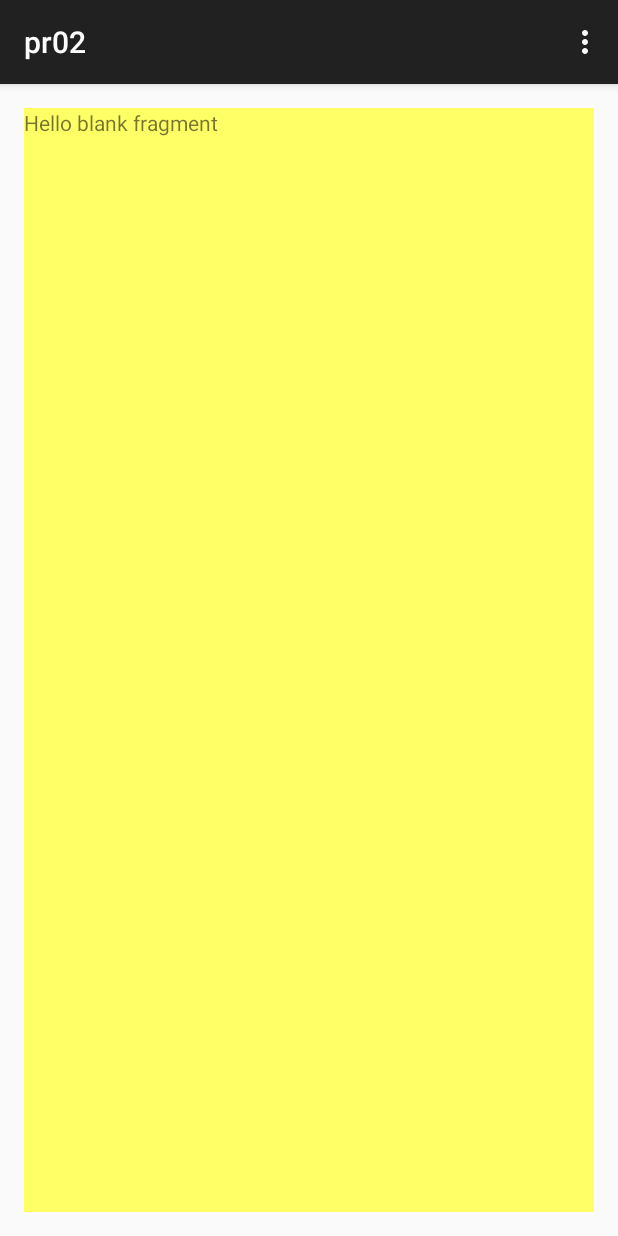
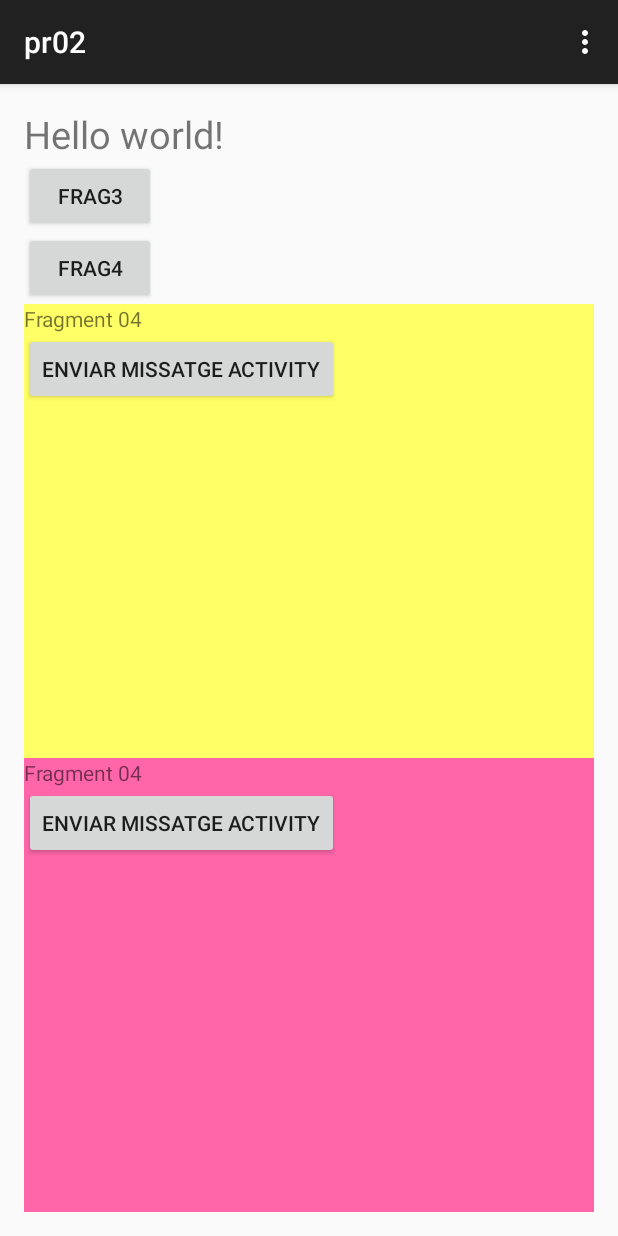
Before and after one commit to Kaoos/TestClase-Fragments, an Android app: the screen it shows after launch (MainActivity), in the options menu, after a tap on "Cambiar Fragment", on a phone screen of 412 x 824 dp. Run offline under Robolectric (Android 15) with nearby library versions, the phone set to English and light mode, and no system bars.

```diff
--- a/app/src/main/java/com/example/ruben/pr02/MainActivity.java
+++ b/app/src/main/java/com/example/ruben/pr02/MainActivity.java
@@ -23,8 +23,13 @@ public class MainActivity extends ActionBarActivity {
         // esto permite manipular los fragments
 
         getFragmentManager()
+                .beginTransaction()
+                .add(R.id.container03, new Frag3())
+                .commit();
+
+        getFragmentManager()
         .beginTransaction()
-        .add(R.id.container01, new Frag4())
+        .add(R.id.container04, new Frag4())
         .commit();
 
     }
@@ -49,19 +54,6 @@ public class MainActivity extends ActionBarActivity {
         if (id == R.id.action_settings) {
 
 
-               if (showing_frag4) //miramos el estado de la boleana para abrir el fragment adecuado
-                   getFragmentManager()
-                           .beginTransaction()
-                           .replace(R.id.container01, new Frag3())
-                           .commit();
-                   else
-                   getFragmentManager()
-                           .beginTransaction()
-                           .replace(R.id.container01, new Frag4())
-                           .commit();
-
-                showing_frag4 = !showing_frag4; //cambiamos el valor de la variable
-
             return true;
         }
 
--- a/app/src/main/res/layout/activity_main.xml
+++ b/app/src/main/res/layout/activity_main.xml
@@ -1,18 +1,43 @@
-<RelativeLayout xmlns:android="http://schemas.android.com/apk/res/android"
+<LinearLayout xmlns:android="http://schemas.android.com/apk/res/android"
     xmlns:tools="http://schemas.android.com/tools" android:layout_width="match_parent"
     android:layout_height="match_parent" android:paddingLeft="@dimen/activity_horizontal_margin"
     android:paddingRight="@dimen/activity_horizontal_margin"
     android:paddingTop="@dimen/activity_vertical_margin"
-    android:paddingBottom="@dimen/activity_vertical_margin" tools:context=".MainActivity">
+    android:paddingBottom="@dimen/activity_vertical_margin" tools:context=".MainActivity"
+    android:orientation="vertical">
 
     <TextView android:text="@string/hello_world" android:layout_width="wrap_content"
         android:layout_height="wrap_content"
-        android:id="@+id/textView" />
+        android:id="@+id/textView"
+        android:textSize="25dp" />
 
-   <RelativeLayout
-       android:layout_width="match_parent"
-       android:layout_height="match_parent"
-       android:id="@+id/container01" >
-   </RelativeLayout>
+    <Button
+        android:layout_width="wrap_content"
+        android:layout_height="wrap_content"
+        android:text="@string/buttonView3"
+        android:id="@+id/buttonView3"
+        />
 
-</RelativeLayout>
+    <Button
+        android:layout_width="wrap_content"
+        android:layout_height="wrap_content"
+        android:text="@string/buttonView4"
+        android:id="@+id/buttonView4"
+        />
+
+    <RelativeLayout
+        android:layout_width="match_parent"
+        android:layout_height="match_parent"
+        android:id="@+id/container03"
+        android:layout_weight="0.5">
+
+    </RelativeLayout>
+    <RelativeLayout
+        android:layout_width="match_parent"
+        android:layout_height="match_parent"
+        android:id="@+id/container04"
+        android:layout_weight="0.5">
+    </RelativeLayout>
+
+
+</LinearLayout>
--- a/app/src/main/res/layout/fragment_frag3.xml
+++ b/app/src/main/res/layout/fragment_frag3.xml
@@ -1,10 +1,18 @@
-<FrameLayout xmlns:android="http://schemas.android.com/apk/res/android"
+<LinearLayout xmlns:android="http://schemas.android.com/apk/res/android"
     xmlns:tools="http://schemas.android.com/tools" android:layout_width="match_parent"
     android:layout_height="match_parent" tools:context="com.example.ruben.pr02.Frag3"
-    android:background="#ffff66">
+    android:background="#ffff66" android:orientation="vertical">
 
-    <!-- TODO: Update blank fragment layout -->
-    <TextView android:layout_width="match_parent" android:layout_height="match_parent"
-        android:text="@string/hello_blank_fragment" />
 
-</FrameLayout>
+    <TextView android:text="@string/frag04" android:layout_width="wrap_content"
+        android:layout_height="wrap_content"
+        android:id="@+id/textFrag3" />
+
+    <Button
+        android:layout_width="wrap_content"
+        android:layout_height="wrap_content"
+        android:text="@string/buttonTextFrag"
+        android:id="@+id/buttonFrag3"
+       />
+
+</LinearLayout>
--- a/app/src/main/res/layout/fragment_frag4.xml
+++ b/app/src/main/res/layout/fragment_frag4.xml
@@ -1,10 +1,18 @@
-<FrameLayout xmlns:android="http://schemas.android.com/apk/res/android"
+<LinearLayout xmlns:android="http://schemas.android.com/apk/res/android"
     xmlns:tools="http://schemas.android.com/tools" android:layout_width="match_parent"
     android:layout_height="match_parent" tools:context="com.example.ruben.pr02.Frag4"
-    android:background="#ff66aa">
+    android:background="#ff66aa" android:orientation="vertical">
 
-    <!-- TODO: Update blank fragment layout -->
-    <TextView android:layout_width="match_parent" android:layout_height="match_parent"
-        android:text="@string/hello_blank_fragment" />
+    <TextView android:text="@string/frag04" android:layout_width="wrap_content"
+        android:layout_height="wrap_content"
+        android:id="@+id/textFrag3" />
 
-</FrameLayout>
+
+    <Button
+        android:layout_width="wrap_content"
+        android:layout_height="wrap_content"
+        android:text="@string/buttonTextFrag"
+        android:id="@+id/buttonFrag4"
+        />
+
+</LinearLayout>
--- a/app/src/main/res/values/strings.xml
+++ b/app/src/main/res/values/strings.xml
@@ -4,8 +4,12 @@
     <string name="app_name">pr02</string>
     <string name="hello_world">Hello world!</string>
     <string name="action_settings">Cambiar Fragment</string>
-    <string name="frag01">Estas viendo el Fragment 1</string>
-    <string name="frag02">Ahora el  Fragment 2</string>
-    <string name="hello_blank_fragment">Hello blank fragment</string>
+    <string name="frag03">Fragment 03</string>
+    <string name="frag04">Fragment 04</string>
+    <string name="buttonTextFrag">Enviar Missatge Activity</string>
+
+    <string name="buttonView3">Frag3</string>
+
+    <string name="buttonView4">Frag4</string>
 
 </resources>
```
